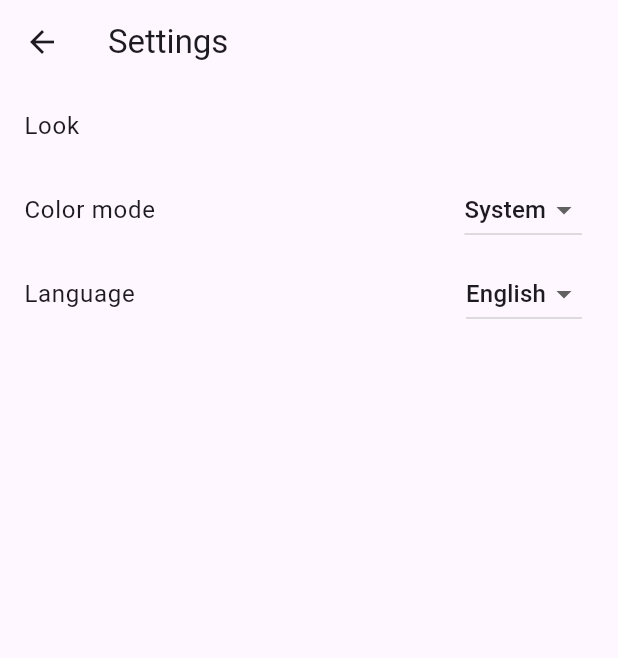
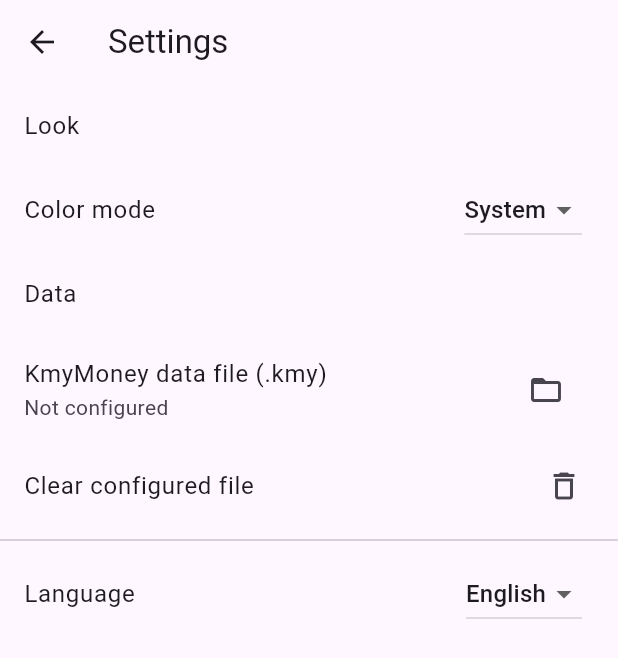
Before and after one commit to miniol/kmymoney_app, a Flutter app: the AppSettingsScreen screen opened directly, on a phone screen of 412 x 824 dp. Shown: the top 658 px of the screen. Run offline on Flutter 3.47's test engine with Material 3 defaults, Android fonts, the phone set to English and light mode, and no system bars; our stand-ins replace decimal, file_picker, flutter_riverpod, shared_preferences, sqflite, sqflite_common_ffi; accounts and stored records are empty.

Commit message:
#4: Add Data file section to settings screen

```diff
--- a/lib/presentation/screens/app_settings_screen.dart
+++ b/lib/presentation/screens/app_settings_screen.dart
@@ -1,11 +1,54 @@
+// Copyright (c) 2026 by Zafado.pl
+//
+// This file is part of kmymoney_app Flutter project.
+//
+// SPDX-License-Identifier: MIT
+
+// App Settings Screen
+//
+// Settings screen for application preferences.
+// Provides theme, locale, and data file configuration.
+
 import 'package:flutter/material.dart';
 import 'package:flutter_riverpod/flutter_riverpod.dart';
 
 import '../providers/app_settings_provider.dart';
+import 'package:file_picker/file_picker.dart';
+import '../providers/kmy_local_path_provider.dart';
 
+/// Settings screen for application preferences and data management.
+///
+/// This screen provides UI controls for configuring application
+/// settings including theme mode, language preferences, and
+/// KMyMoney data file selection. It uses Riverpod providers
+/// for reactive state management and persists user preferences.
+///
+/// Features:
+/// - Theme mode selection (system, light, dark)
+/// - Language configuration
+/// - KMyMoney file picker with persistent storage
+/// - Clear configured data file option
+/// - Real-time state updates with loading indicators
 class AppSettingsScreen extends ConsumerWidget {
+  /// Creates the app settings screen widget.
   const AppSettingsScreen({super.key});
 
+  /// Builds the settings screen UI with theme, language, and data options.
+  ///
+  /// Constructs a settings screen with sections for:
+  /// - Look & Feel: Theme mode selection (system, light, dark)
+  /// - Data: KMyMoney file picker and clear option
+  /// - Language: Locale selection dropdown
+  ///
+  /// Uses Riverpod providers for reactive state management:
+  /// - [appSettingsProvider] for theme and locale settings
+  /// - [kmyLocalPathProvider] for data file path
+  ///
+  /// Parameters:
+  /// - [context]: Build context for widget creation
+  /// - [ref]: WidgetRef for accessing providers
+  ///
+  /// Returns a [Scaffold] with settings controls in a [ListView].
   @override
   Widget build(BuildContext context, WidgetRef ref) {
     final settings = ref.watch(appSettingsProvider);
@@ -34,6 +77,48 @@ class AppSettingsScreen extends ConsumerWidget {
               ],
             ),
           ),
+
+          const ListTile(title: Text('Data')),
+
+          Consumer(
+            builder: (context, ref, _) {
+              final localPathAsync = ref.watch(kmyLocalPathProvider);
+              final notifier = ref.read(kmyLocalPathProvider.notifier);
+
+              final subtitle = localPathAsync.when(
+                data: (path) => path ?? 'Not configured',
+                loading: () => 'Loading...',
+                error: (e, _) => e.toString(),
+              );
+
+              return ListTile(
+                title: const Text('KmyMoney data file (.kmy)'),
+                subtitle: Text(subtitle),
+                trailing: IconButton(
+                  icon: const Icon(Icons.folder_open),
+                  onPressed: () async {
+                    final result = await FilePicker.platform.pickFiles(
+                      type: FileType.any,
+                    );
+                    final path = result?.files.single.path;
+                    if (path != null) return;
+                    await notifier.setPath(path);
+                  },
+                ),
+              );
+            },
+          ),
+
+          ListTile(
+            title: const Text('Clear configured file'),
+            trailing: const Icon(Icons.delete_outline),
+            onTap: () async {
+              await ref.read(kmyLocalPathProvider.notifier).setPath(null);
+            },
+          ),
+
+          const Divider(),
+
           ListTile(
             title: const Text('Language'),
             trailing: DropdownButton<Locale>(
```
